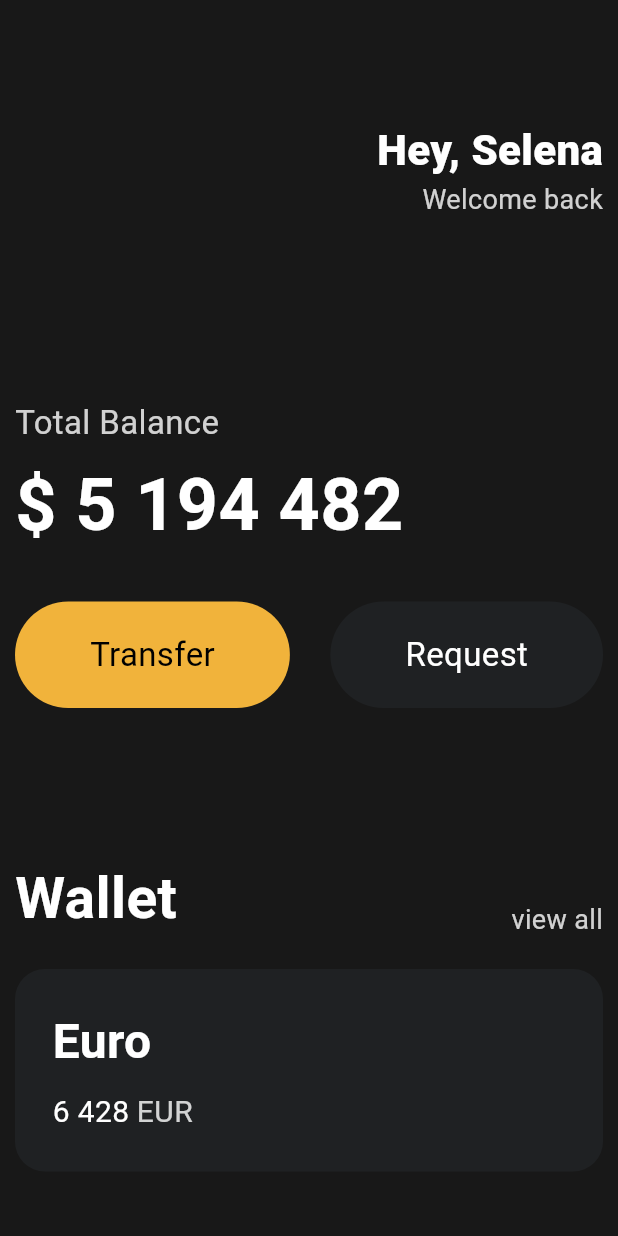
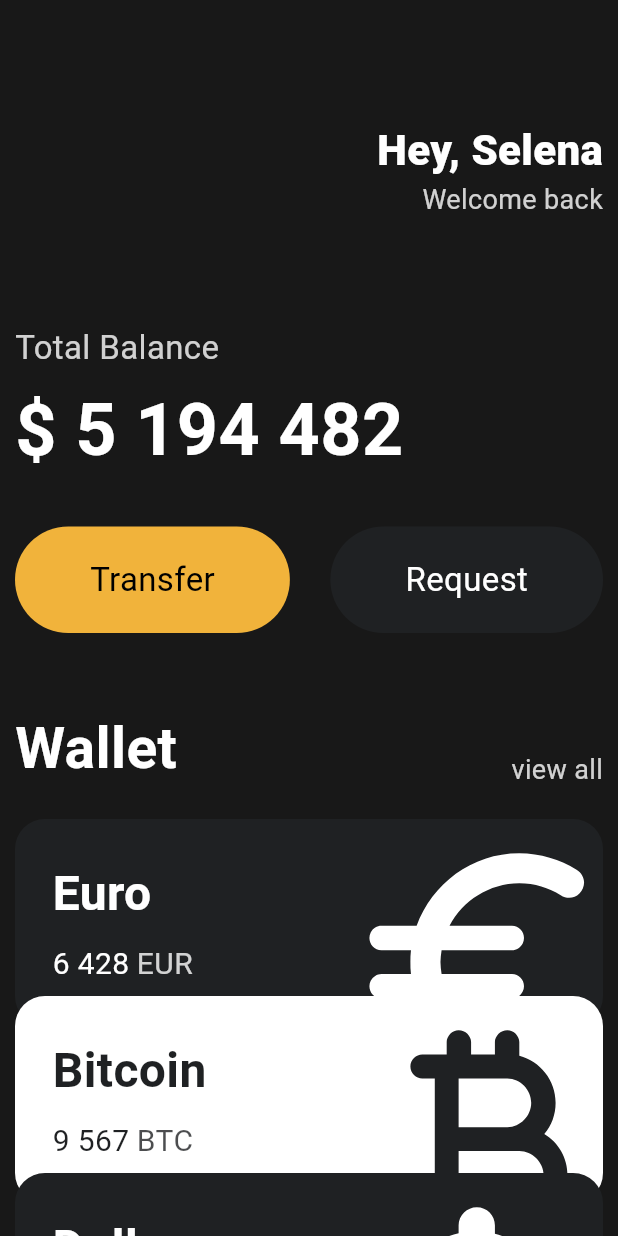
Before and after one commit to feelsuegood/fluttoon, a Flutter app: the screen it shows after launch, on a phone screen of 412 x 824 dp. Run offline on Flutter 3.47's test engine with Material 3 defaults, Android fonts, the light colour scheme and no system bars.

Commit message:
3.8 Transform.translate, Transform.scale, Icon

```diff
--- a/lib/main.dart
+++ b/lib/main.dart
@@ -1,5 +1,6 @@
 import 'package:flutter/material.dart';
 import 'package:fluttoon/widgets/button.dart';
+import 'package:fluttoon/widgets/currency-card.dart';
 
 void main() {
   runApp(App());
@@ -14,7 +15,8 @@ class App extends StatelessWidget {
       home: Scaffold(
         // Ahead of Time: set before compiling
         backgroundColor: const Color(0xFF181818),
-        body: Padding(
+        body: SingleChildScrollView(
+          child: Padding(
             padding: const EdgeInsets.symmetric(horizontal: 10),
             child: Column(
               crossAxisAlignment: CrossAxisAlignment.start,
@@ -45,7 +47,7 @@ class App extends StatelessWidget {
                     ),
                   ],
                 ),
-              const SizedBox(height: 120),
+                const SizedBox(height: 70),
                 Text(
                   'Total Balance',
                   style: TextStyle(
@@ -78,7 +80,7 @@ class App extends StatelessWidget {
                     ),
                   ],
                 ),
-              SizedBox(height: 100),
+                SizedBox(height: 50),
                 Row(
                   crossAxisAlignment: CrossAxisAlignment.end,
                   mainAxisAlignment: MainAxisAlignment.spaceBetween,
@@ -101,56 +103,38 @@ class App extends StatelessWidget {
                   ],
                 ),
                 SizedBox(height: 20),
-              Container(
-                decoration: BoxDecoration(
-                  color: Color(0xFF1F2123),
-                  borderRadius: BorderRadius.circular(20),
+                CurrencyCard(
+                  name: 'Euro',
+                  code: 'EUR',
+                  amount: '6 428',
+                  icon: Icons.euro_rounded,
+                  isInverted: false,
                 ),
-                child: Padding(
-                  padding: EdgeInsets.all(25),
-                  child: Row(
-                    children: [
-                      Column(
-                        crossAxisAlignment: CrossAxisAlignment.start,
-                        children: [
-                          Text(
-                            'Euro',
-                            style: TextStyle(
-                              color: Colors.white,
-                              fontSize: 32,
-                              fontWeight: FontWeight.w600,
+                Transform.translate(
+                  offset: Offset(0, -20),
+                  child: CurrencyCard(
+                    name: 'Bitcoin',
+                    code: 'BTC',
+                    amount: '9 567',
+                    icon: Icons.currency_bitcoin_rounded,
+                    isInverted: true,
                   ),
                 ),
-                          SizedBox(height: 10),
-                          Row(
-                            children: [
-                              Text(
-                                '6 428',
-                                style: TextStyle(
-                                  color: Colors.white,
-                                  fontSize: 20,
-                                ),
-                              ),
-                              SizedBox(width: 5),
-                              Text(
-                                'EUR',
-                                style: TextStyle(
-                                  color: Colors.white.withOpacity(0.8),
-                                  fontSize: 20,
-                                ),
-                              ),
-                            ],
-                          ),
-                        ],
-                      ),
-                    ],
-                  ),
+                Transform.translate(
+                  offset: Offset(0, -40),
+                  child: CurrencyCard(
+                    name: 'Dollars',
+                    code: 'USD',
+                    amount: '428',
+                    icon: Icons.attach_money_rounded,
+                    isInverted: false,
                   ),
                 ),
               ],
             ),
           ),
         ),
+      ),
     );
   }
 }
--- /dev/null
+++ b/lib/widgets/currency-card.dart
@@ -0,0 +1,88 @@
+import 'package:flutter/material.dart';
+
+class CurrencyCard extends StatelessWidget {
+  final String name, code, amount;
+  final IconData icon;
+  final bool isInverted;
+
+  // mark it's constant
+  final _blackColor = Color(0xFF1F2123);
+
+  CurrencyCard({
+    super.key,
+    required this.name,
+    required this.code,
+    required this.amount,
+    required this.icon,
+    required this.isInverted,
+  });
+
+  @override
+  Widget build(BuildContext context) {
+    return Container(
+      // control overflow things
+      clipBehavior: Clip.hardEdge,
+      decoration: BoxDecoration(
+        color: isInverted ? Colors.white : _blackColor,
+        borderRadius: BorderRadius.circular(20),
+      ),
+      child: Padding(
+        padding: EdgeInsets.all(25),
+        child: Row(
+          mainAxisAlignment: MainAxisAlignment.spaceBetween,
+          children: [
+            Column(
+              crossAxisAlignment: CrossAxisAlignment.start,
+              children: [
+                Text(
+                  name,
+                  style: TextStyle(
+                    color: isInverted ? _blackColor : Colors.white,
+                    fontSize: 32,
+                    fontWeight: FontWeight.w600,
+                  ),
+                ),
+                SizedBox(height: 10),
+                Row(
+                  children: [
+                    Text(
+                      amount,
+                      style: TextStyle(
+                        color: isInverted ? _blackColor : Colors.white,
+                        fontSize: 20,
+                      ),
+                    ),
+                    SizedBox(width: 5),
+                    Text(
+                      code,
+                      style: TextStyle(
+                        color:
+                            isInverted
+                                ? _blackColor.withOpacity(0.8)
+                                : Colors.white.withOpacity(0.8),
+                        fontSize: 20,
+                      ),
+                    ),
+                  ],
+                ),
+              ],
+            ),
+            // make something big
+            Transform.scale(
+              scale: 2.2,
+              // move something
+              child: Transform.translate(
+                offset: Offset(-5, 12),
+                child: Icon(
+                  icon,
+                  color: isInverted ? _blackColor : Colors.white,
+                  size: 88,
+                ),
+              ),
+            ),
+          ],
+        ),
+      ),
+    );
+  }
+}
```
Lines whose indentation alone changed are shown as unchanged.
